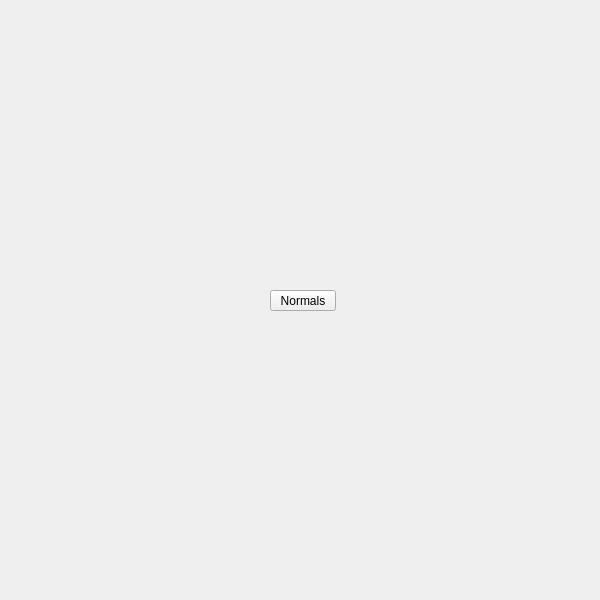
Old version of the form ui/normals_submenu.ui in the repository m3trik/Scripts_portable.
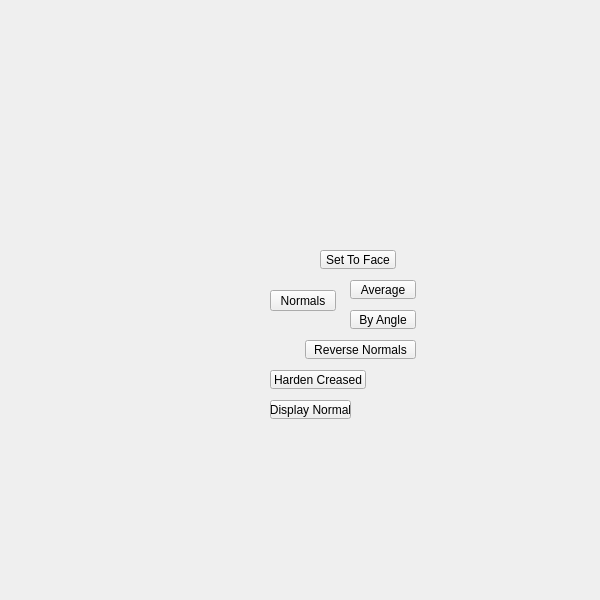
New version of the form.

Patch:
```diff
--- a/ui/normals_submenu.ui
+++ b/ui/normals_submenu.ui
@@ -87,6 +87,192 @@
      <string>Normals</string>
     </property>
    </widget>
+   <widget class="QPushButton" name="b007">
+    <property name="enabled">
+     <bool>true</bool>
+    </property>
+    <property name="geometry">
+     <rect>
+      <x>350</x>
+      <y>280</y>
+      <width>66</width>
+      <height>19</height>
+     </rect>
+    </property>
+    <property name="maximumSize">
+     <size>
+      <width>111</width>
+      <height>19</height>
+     </size>
+    </property>
+    <property name="toolTip">
+     <string>Average Edge Normals</string>
+    </property>
+    <property name="text">
+     <string>Average</string>
+    </property>
+    <property name="iconSize">
+     <size>
+      <width>18</width>
+      <height>18</height>
+     </size>
+    </property>
+   </widget>
+   <widget class="QPushButton" name="b008">
+    <property name="enabled">
+     <bool>true</bool>
+    </property>
+    <property name="geometry">
+     <rect>
+      <x>270</x>
+      <y>370</y>
+      <width>96</width>
+      <height>19</height>
+     </rect>
+    </property>
+    <property name="maximumSize">
+     <size>
+      <width>111</width>
+      <height>19</height>
+     </size>
+    </property>
+    <property name="toolTip">
+     <string>Harden all creased edges on the selected object.</string>
+    </property>
+    <property name="text">
+     <string>Harden Creased</string>
+    </property>
+    <property name="iconSize">
+     <size>
+      <width>18</width>
+      <height>18</height>
+     </size>
+    </property>
+   </widget>
+   <widget class="QPushButton" name="b004">
+    <property name="enabled">
+     <bool>true</bool>
+    </property>
+    <property name="geometry">
+     <rect>
+      <x>350</x>
+      <y>310</y>
+      <width>66</width>
+      <height>19</height>
+     </rect>
+    </property>
+    <property name="maximumSize">
+     <size>
+      <width>111</width>
+      <height>19</height>
+     </size>
+    </property>
+    <property name="toolTip">
+     <string>Set normal angle</string>
+    </property>
+    <property name="text">
+     <string>By Angle</string>
+    </property>
+    <property name="iconSize">
+     <size>
+      <width>18</width>
+      <height>18</height>
+     </size>
+    </property>
+   </widget>
+   <widget class="QPushButton" name="b010">
+    <property name="enabled">
+     <bool>true</bool>
+    </property>
+    <property name="geometry">
+     <rect>
+      <x>305</x>
+      <y>340</y>
+      <width>111</width>
+      <height>19</height>
+     </rect>
+    </property>
+    <property name="maximumSize">
+     <size>
+      <width>111</width>
+      <height>19</height>
+     </size>
+    </property>
+    <property name="toolTip">
+     <string>Reverse Selected Normals</string>
+    </property>
+    <property name="text">
+     <string>Reverse Normals</string>
+    </property>
+    <property name="iconSize">
+     <size>
+      <width>18</width>
+      <height>18</height>
+     </size>
+    </property>
+   </widget>
+   <widget class="QPushButton" name="b000">
+    <property name="enabled">
+     <bool>true</bool>
+    </property>
+    <property name="geometry">
+     <rect>
+      <x>270</x>
+      <y>400</y>
+      <width>81</width>
+      <height>19</height>
+     </rect>
+    </property>
+    <property name="maximumSize">
+     <size>
+      <width>111</width>
+      <height>19</height>
+     </size>
+    </property>
+    <property name="toolTip">
+     <string>Display face normals</string>
+    </property>
+    <property name="text">
+     <string>Display Normal</string>
+    </property>
+    <property name="iconSize">
+     <size>
+      <width>18</width>
+      <height>18</height>
+     </size>
+    </property>
+   </widget>
+   <widget class="QPushButton" name="b006">
+    <property name="enabled">
+     <bool>true</bool>
+    </property>
+    <property name="geometry">
+     <rect>
+      <x>320</x>
+      <y>250</y>
+      <width>76</width>
+      <height>19</height>
+     </rect>
+    </property>
+    <property name="maximumSize">
+     <size>
+      <width>111</width>
+      <height>19</height>
+     </size>
+    </property>
+    <property name="toolTip">
+     <string>Set Normals to face</string>
+    </property>
+    <property name="text">
+     <string>Set To Face</string>
+    </property>
+    <property name="iconSize">
+     <size>
+      <width>18</width>
+      <height>18</height>
+     </size>
+    </property>
+   </widget>
   </widget>
  </widget>
  <resources/>
```
